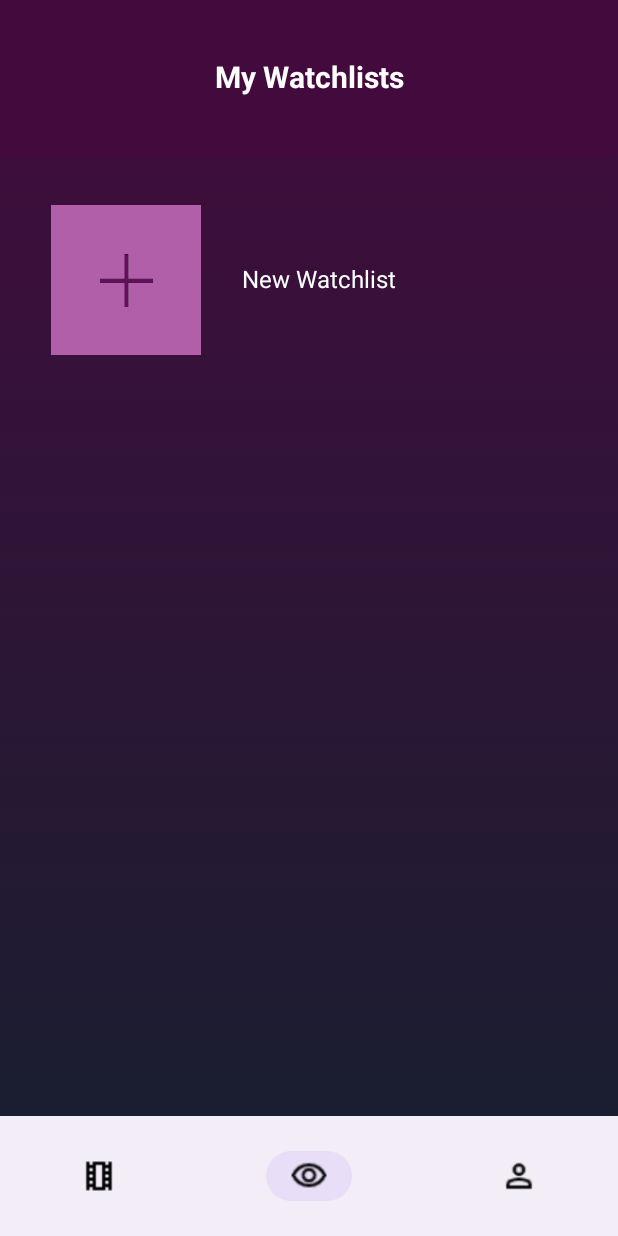
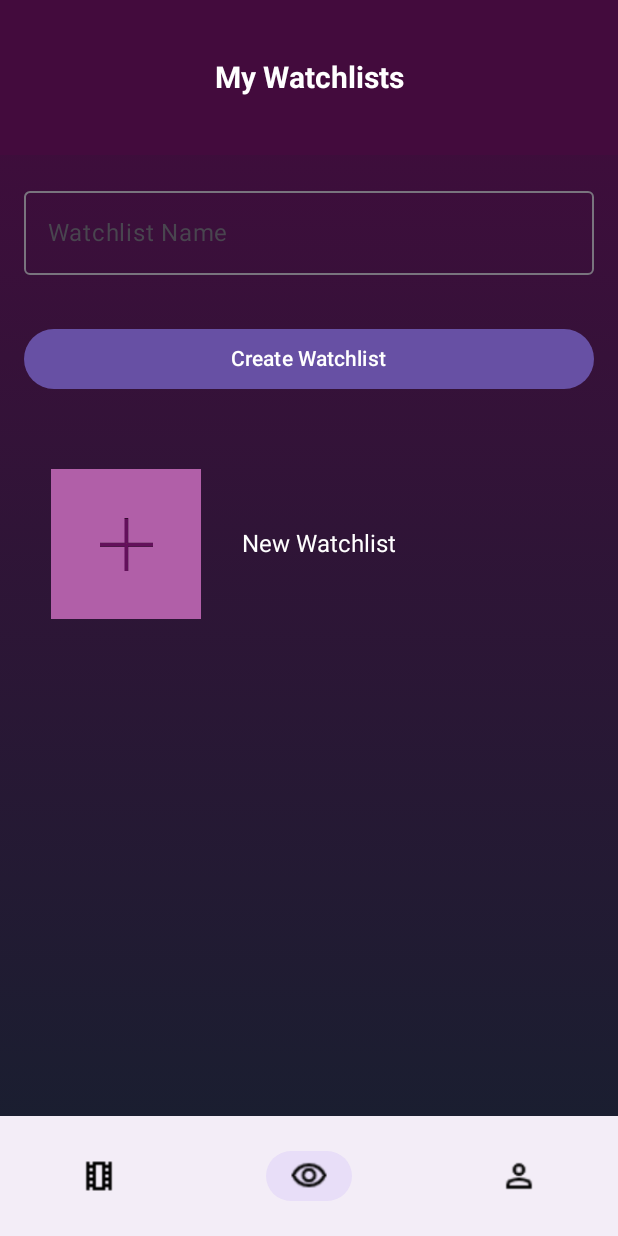
Before and after one commit to Magnusrk/Synema, an Android app built with Jetpack Compose: the HomeScreen screen opened through its navigation route, item 2 of the bottom bar chosen, on a phone screen of 412 x 824 dp. Run offline under Robolectric (Android 15) with nearby library versions, the phone set to English and light mode, and no system bars; pictures from the network do not load.

Commit message:
You can make watchlists on the database

```diff
--- a/app/src/main/java/com/example/synema/Data/DependencyProvider.kt
+++ b/app/src/main/java/com/example/synema/Data/DependencyProvider.kt
@@ -1,5 +1,7 @@
 package com.example.synema.Data
 
+import WatchlistAPISource
+import com.example.synema.Data.Watchlists.WatchlistDataSource
 import com.example.synema.Data.movies.MockMovieDataSource
 import com.example.synema.Data.movies.MovieApiSource
 import com.example.synema.Data.movies.MovieDataSource
@@ -16,6 +18,8 @@ class DependencyProvider private constructor() {
         private lateinit var movieSource : MovieDataSource;
 
         private lateinit var userSource : UserDataSource;
+
+        private lateinit var watchlistSource : WatchlistAPISource;
 
 
 
@@ -34,6 +38,7 @@ class DependencyProvider private constructor() {
             //movieSource = MovieApiSource() For now
             movieSource = MovieApiSource()
             userSource = UserAPISource()
+            watchlistSource =WatchlistAPISource()
         }
     }
 
@@ -44,4 +49,7 @@ class DependencyProvider private constructor() {
     fun getMovieSource() : MovieDataSource{
         return movieSource;
     }
+    fun getWatchlistSource(): WatchlistDataSource{
+        return watchlistSource;
+    }
 }
--- /dev/null
+++ b/app/src/main/java/com/example/synema/Data/Watchlists/WatchlistAPISource.kt
@@ -0,0 +1,50 @@
+import com.example.synema.controller.WatchlistAPI
+import com.example.synema.Data.Watchlists.WatchlistDataSource
+import com.example.synema.controller.MovieAPI
+import com.example.synema.model.ApiResponse
+import com.example.synema.model.MovieModel
+import com.example.synema.model.WatchlistModel
+import retrofit2.Call
+import retrofit2.Callback
+import retrofit2.Response
+import retrofit2.Retrofit
+import retrofit2.converter.gson.GsonConverterFactory
+
+class WatchlistAPISource: WatchlistDataSource {
+    val BASE_URL = "https://cwjtedqahp.eu10.qoddiapp.com/"
+
+    val retrofit = Retrofit.Builder()
+        .baseUrl(BASE_URL)
+        .addConverterFactory(GsonConverterFactory.create())
+        .build()
+    override fun createWatchlist(watchlistName: String , callback: (ApiResponse<MovieModel>) -> Unit) {
+        if (watchlistName.isEmpty()) {
+            // Handle the case where the watchlist name is empty
+            // You can throw an exception or handle it as needed
+            createWatchlist("Hardcodedname", callback)
+            return
+        }
+        val api = retrofit.create(WatchlistAPI::class.java)
+
+        val createWatchlistCall: Call<WatchlistModel> = api.createWatchlist(WatchlistModel(watchlistName,"","",
+            listOf()
+        ))
+
+        createWatchlistCall.enqueue(object : Callback<WatchlistModel> {
+            override fun onResponse(call: Call<WatchlistModel>, response: Response<WatchlistModel>) {
+                if (response.isSuccessful) {
+                    callback(ApiResponse(result = null, statusMessage = "success"))
+                } else {
+                    // Watchlist creation failed
+                    callback(ApiResponse(result = null, statusMessage = "failed1"))
+
+                }
+            }
+
+            override fun onFailure(call: Call<WatchlistModel>, t: Throwable) {
+                callback(ApiResponse(result = null, statusMessage = t.message.toString()))
+
+            }
+        })
+    }
+}
--- /dev/null
+++ b/app/src/main/java/com/example/synema/Data/Watchlists/WatchlistDataSource.kt
@@ -0,0 +1,12 @@
+package com.example.synema.Data.Watchlists
+import com.example.synema.model.ApiResponse
+import com.example.synema.model.MovieModel
+import com.example.synema.model.ReviewModel
+
+
+interface WatchlistDataSource {
+
+
+
+    fun createWatchlist(watchlistName: String, callback: (ApiResponse<MovieModel>) -> Unit)
+}
--- /dev/null
+++ b/app/src/main/java/com/example/synema/controller/WatchlistAPI.kt
@@ -0,0 +1,34 @@
+package com.example.synema.controller
+
+import com.example.synema.model.MovieModel
+import com.example.synema.model.WatchlistModel
+import okhttp3.ResponseBody
+import retrofit2.Call
+import retrofit2.Response
+import retrofit2.Retrofit
+import retrofit2.http.Body
+import retrofit2.http.DELETE
+import retrofit2.http.GET
+import retrofit2.http.Headers
+import retrofit2.http.POST
+import retrofit2.http.Path
+import retrofit2.http.Query
+
+public interface WatchlistAPI {
+    @Headers(
+        "Accept: application/json"
+    )
+    @DELETE("/deletewatchlist/{watchlist_id}")
+    abstract fun delete_wathclist(@Path("watchlist_id") id: String): Call<WatchlistModel>
+
+    @POST("/watchlist")
+    fun createWatchlist(@Body watchlist: WatchlistModel): Call<WatchlistModel>
+    @Headers(
+        "Accept: application/json"
+    )
+    @GET("movies")
+    abstract fun getMovies(): Call<MovieModel?>?
+
+    @GET("movies/discover")
+    abstract fun discoverMovies(@Query("genres") genres: String): Call<List<MovieModel>>
+}
--- a/app/src/main/java/com/example/synema/model/WatchlistModel.kt
+++ b/app/src/main/java/com/example/synema/model/WatchlistModel.kt
@@ -2,7 +2,7 @@ package com.example.synema.model
 
 data class WatchlistModel (
     val name: String,
-    val id: Int,
-    val userid: Int,
-    val movieID: Int
+    val watchlist_id: String,
+    val userid: String,
+    val movieIds: List<Int>
 )
--- a/app/src/main/java/com/example/synema/view/screens/WatchlistScreen.kt
+++ b/app/src/main/java/com/example/synema/view/screens/WatchlistScreen.kt
@@ -2,6 +2,7 @@ package com.example.synema.view.screens
 
 import GradientBox
 import MoviePosterFrame
+import WatchlistAPISource
 import androidx.compose.foundation.Image
 import androidx.compose.foundation.background
 import androidx.compose.foundation.layout.Arrangement
@@ -32,17 +33,62 @@ import com.example.synema.view.components.TopBar
 import com.example.synema.view.utils.Size
 import androidx.compose.foundation.layout.Column
 import androidx.compose.foundation.layout.size
+import androidx.compose.foundation.rememberScrollState
+import androidx.compose.foundation.verticalScroll
+import androidx.compose.material3.Button
+import androidx.compose.material3.ExperimentalMaterial3Api
+import androidx.compose.material3.OutlinedTextField
+import androidx.compose.material3.TextField
+import androidx.compose.runtime.getValue
+import androidx.compose.runtime.mutableStateOf
+import androidx.compose.runtime.remember
+import androidx.compose.runtime.setValue
 import androidx.compose.ui.res.painterResource
 import androidx.compose.ui.unit.sp
+import com.example.synema.Data.DependencyProvider
 import com.example.synema.R
+import com.example.synema.controller.WatchlistAPI
 
 
+
+@OptIn(ExperimentalMaterial3Api::class)
 @Composable
 fun WatchList(navController : NavHostController, profileState: MutableState<ProfileModel>) {
+    val dataSource = DependencyProvider.getInstance().getWatchlistSource();
+
     GradientBox(){
         Column {
+            var watchlistName by remember { mutableStateOf("") }
+
             MainContainer(hasBottomNav = true){
                 TopBar(title = "My Watchlists", alignment = Alignment.Center)
+                // Input field for watchlist name
+                OutlinedTextField(
+                    value = watchlistName,
+                    onValueChange = { watchlistName = it },
+                    label = { Text("Watchlist Name") },
+                    modifier = Modifier
+                        .fillMaxWidth()
+                        .padding(16.dp)
+                )
+
+                // Button to create watchlist
+                Button(
+                    onClick = {
+                        // Call your createWatchlist function here
+                        dataSource.createWatchlist(watchlistName){
+                            watchlistName = it.getStatus();
+                        }
+                        // You might want to reset the watchlistName after creating a watchlist
+                        //watchlistName = ""
+                    },
+                    modifier = Modifier
+                        .fillMaxWidth()
+                        .padding(16.dp)
+                ) {
+                    Text("Create Watchlist")
+                }
+
                 newWatchlist()
             };
             BottomBar(navController = navController)
@@ -79,12 +125,14 @@ private fun SynHeader() {
     }
 }
 
+@OptIn(ExperimentalMaterial3Api::class)
 @Composable
 private fun newWatchlist(){
     Row(modifier = Modifier
         .fillMaxWidth()
         .height(100.dp)
         .offset(34.dp, 33.dp)
+        .verticalScroll(rememberScrollState())
     ){
 
         Box(modifier = Modifier
@@ -101,5 +149,7 @@ private fun newWatchlist(){
     Text(text = "New Watchlist", fontSize = 16.sp, color =Color.White, modifier = Modifier
         .align(Alignment.CenterVertically)
         .padding(27.dp)
-        )}
+        )
         }
+
+        }
```
